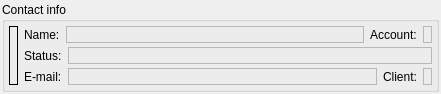
Old version of the form Vacuum/trunk/src/plugins/Messenger/infowidget.ui in the repository vacuum-im/vacuum-im.
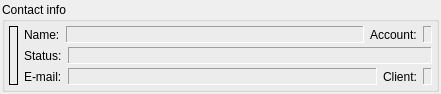
New version of the form.

Patch:
```diff
--- a/Vacuum/trunk/src/plugins/Messenger/infowidget.ui
+++ b/Vacuum/trunk/src/plugins/Messenger/infowidget.ui
@@ -119,7 +119,10 @@
                  </sizepolicy>
                 </property>
                 <property name="frameShape" >
-                 <enum>QFrame::StyledPanel</enum>
+                 <enum>QFrame::Panel</enum>
+                </property>
+                <property name="frameShadow" >
+                 <enum>QFrame::Sunken</enum>
                 </property>
                 <property name="text" >
                  <string/>
@@ -163,7 +166,10 @@
               <item>
                <widget class="QLabel" name="lblAccount" >
                 <property name="frameShape" >
-                 <enum>QFrame::StyledPanel</enum>
+                 <enum>QFrame::Panel</enum>
+                </property>
+                <property name="frameShadow" >
+                 <enum>QFrame::Sunken</enum>
                 </property>
                 <property name="text" >
                  <string/>
@@ -215,7 +221,10 @@
                </sizepolicy>
               </property>
               <property name="frameShape" >
-               <enum>QFrame::StyledPanel</enum>
+               <enum>QFrame::Panel</enum>
+              </property>
+              <property name="frameShadow" >
+               <enum>QFrame::Sunken</enum>
               </property>
               <property name="wordWrap" >
                <bool>true</bool>
@@ -267,7 +276,10 @@
                  </sizepolicy>
                 </property>
                 <property name="frameShape" >
-                 <enum>QFrame::StyledPanel</enum>
+                 <enum>QFrame::Panel</enum>
+                </property>
+                <property name="frameShadow" >
+                 <enum>QFrame::Sunken</enum>
                 </property>
                 <property name="text" >
                  <string/>
@@ -314,7 +326,10 @@
               <item>
                <widget class="QLabel" name="lblClient" >
                 <property name="frameShape" >
-                 <enum>QFrame::StyledPanel</enum>
+                 <enum>QFrame::Panel</enum>
+                </property>
+                <property name="frameShadow" >
+                 <enum>QFrame::Sunken</enum>
                 </property>
                 <property name="text" >
                  <string/>
```
